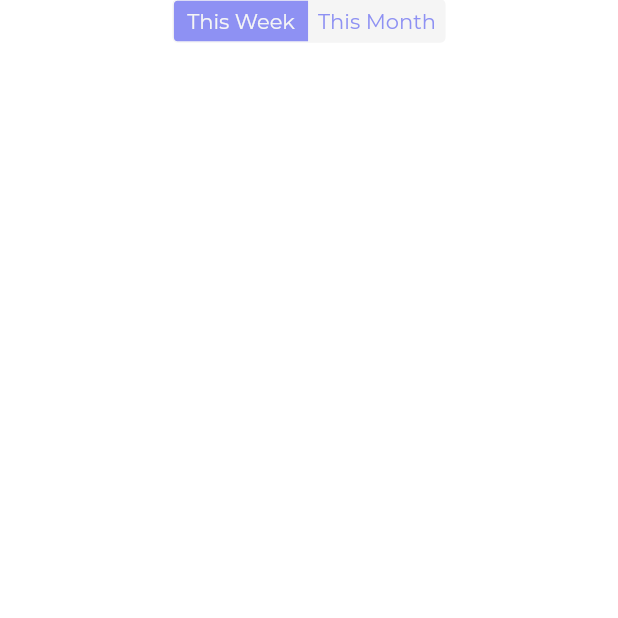
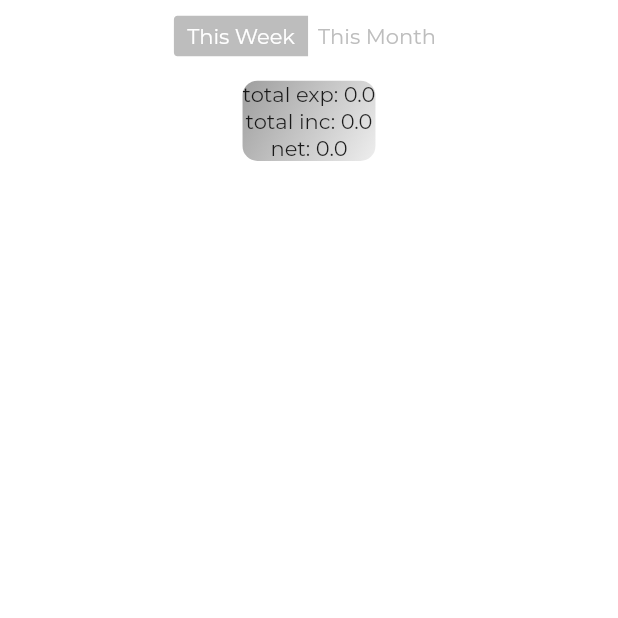
Before and after one commit to muhnee/muhnee_app, a Flutter app: the TransactionsPage screen opened directly, on a phone screen of 412 x 824 dp, the top half of it. Run offline on Flutter 3.47's test engine with Material 2 defaults, Android fonts, the phone set to English and light mode, and no system bars; our stand-ins replace awesome_dialog, bubble_bottom_bar, cloud_firestore, firebase_auth, flutter_spinkit, google_fonts and 1 more; accounts and stored records are empty.

Commit message:
summary section added

```diff
--- a/lib/pages/Home/ExpensePageSingleFile.dart
+++ b/lib/pages/Home/ExpensePageSingleFile.dart
@@ -436,7 +436,7 @@ class _expenseCategorySectionState extends State<expenseCategorySection> {
           children = <Widget>[
             NotificationCell(
               message: "Loading...",
-              messageColor: Colors.white,
+              messageColor: Colors.grey,
             )
           ];
         }
@@ -499,7 +499,7 @@ class _incomeCategorySectionState extends State<incomeCategorySection> {
           children = <Widget>[
             NotificationCell(
               message: "Loading...",
-              messageColor: Colors.white,
+              messageColor: Colors.grey,
             )
           ];
         }
--- a/lib/pages/Home/TransactionsPage.dart
+++ b/lib/pages/Home/TransactionsPage.dart
@@ -66,10 +66,13 @@ class _TransactionsPageState extends State<TransactionsPage> {
           //   ],
           // ),
 
-          CupertinoSegmentedControl<int>(
-            borderColor: Colors.grey[100],
-            selectedColor: Color(0xff8e91f3),
-            unselectedColor: Colors.grey[100],
+          Padding(
+            padding: EdgeInsets.only(bottom: 10, top: 10),
+            child: CupertinoSegmentedControl<int>(
+              borderColor: Colors.white,
+              // selectedColor: Color(0xff8e91f3),
+              selectedColor: Colors.grey[400],
+              unselectedColor: Colors.white,
               children: logoWidgets,
               onValueChanged: (int val) {
                 setState(() {
@@ -77,6 +80,7 @@ class _TransactionsPageState extends State<TransactionsPage> {
                 });
               },
               groupValue: curPageIndex,
+            ),
           ),
 
           Expanded(
@@ -88,7 +92,47 @@ class _TransactionsPageState extends State<TransactionsPage> {
               List<Widget> children;
 
               if (snapshot.hasData) {
+                var totalExp = 0.0;
+                var totalInc = 0.0;
+                var totalNet = 0.0;
+
+                for (var item in snapshot.data)
+                  item["type"] == "expense"
+                      ? totalExp += item["amount"]
+                      : totalInc += item["amount"];
+
+                totalNet = totalInc - totalExp;
+
                 children = <Widget>[
+                  Padding(
+                      padding: EdgeInsets.symmetric(
+                          vertical: SizeConfig.blockSizeVertical * 0.7),
+                      child: SizedBox(
+                        height: SizeConfig.blockSizeVertical * 6.5,
+                        child: InkWell(
+                          child: Container(
+                            decoration: BoxDecoration(
+                              borderRadius: BorderRadius.circular(10.0),
+                              gradient: LinearGradient(
+                                begin: Alignment.topLeft,
+                                end: Alignment.bottomRight,
+                                colors: [Colors.grey, Colors.grey[200]],
+                              ),
+                            ),
+                            child: Column(
+                              mainAxisAlignment: MainAxisAlignment.spaceBetween,
+                              children: <Widget>[
+                                Text("total exp: " + totalExp.toString()),
+                                Text("total inc: " + totalInc.toString()),
+                                Text("net: " + totalNet.toString())
+                              ],
+                            ),
+                          ),
+                          onTap: () {
+                            print("Transaction View Cell Pressed");
+                          },
+                        ),
+                      )),
                   Container(
                       child: Expanded(
                     child: ListView(
@@ -114,21 +158,10 @@ class _TransactionsPageState extends State<TransactionsPage> {
                     messageColor: Colors.red,
                   )
                 ];
-              }
-              //else if (snapshot.data.length < 1) {
-              //   children = <Widget>[
-              //     NotificationCell(
-              //       message: "Hmmm...Looks like you haven't recorded any transactions yet",
-              //       messageColor: Colors.blue,
-              //     )
-              //   ];
-              // }
-              else {
+              } else {
                 children = <Widget>[
                   NotificationCell(
-                    message: "Loading...",
-                    messageColor: Colors.orange,
-                  )
+                      message: "Loading...", messageColor: Colors.grey)
                 ];
               }
               return Center(
@@ -168,7 +201,7 @@ class _TransactionViewCellState extends State<TransactionViewCell> {
   Color cellColor1;
   Color cellColor2;
 
-  var cat; //! ISSUE IS THAT CAT IS AN ARRAY AND NOT A SINGLE ITEM
+  var cat;
   var tax;
 
   @override
@@ -177,15 +210,16 @@ class _TransactionViewCellState extends State<TransactionViewCell> {
       cellColor1 = Color(0xff90cb46);
       cellColor2 = Color(0xff9ed45b);
     } else {
-      cellColor1 = Color(0xffd01908);
-      cellColor2 = Color(0xffe43524);
+      cellColor1 = Color(0xffe52d27);
+      cellColor2 = Color(0xffff0844);
     }
 
     return Padding(
         padding:
-            EdgeInsets.symmetric(vertical: SizeConfig.blockSizeVertical * 1),
+            EdgeInsets.symmetric(vertical: SizeConfig.blockSizeVertical * 0.7),
         child: SizedBox(
-          height: SizeConfig.blockSizeVertical * 7,
+          height: SizeConfig.blockSizeVertical * 6.5,
+          child: InkWell(
             child: Container(
               decoration: BoxDecoration(
                 borderRadius: BorderRadius.circular(10.0),
@@ -217,51 +251,30 @@ class _TransactionViewCellState extends State<TransactionViewCell> {
                           style: GoogleFonts.varelaRound(
                             textStyle: TextStyle(
                                 letterSpacing: .5,
-                              fontSize: 30,
+                                fontSize: 25,
                                 color: Colors.white),
                           ),
                         ),
-
-                      // Text(
-                      //   "\$ ",
-                      //   style: TextStyle(color: Colors.grey[100], fontSize: 20),
-                      // ),
-                      // Text(
-                      //   widget.amountText,
-                      //   style: TextStyle(
-                      //       letterSpacing: .5,
-                      //       color: Colors.grey[100],
-                      //       fontSize: 30,
-                      //       fontWeight: FontWeight.bold),
-                      // ),
                       ],
                     ),
                   ),
-
-                 RaisedButton(
+                  Padding(
+                    padding: EdgeInsets.only(
+                        right: SizeConfig.blockSizeHorizontal * 3),
                     child: Text(
                       widget.category,
-                      style: TextStyle(color: Colors.white),
+                      style: TextStyle(
+                          color: Colors.white,
+                          fontSize: 15,
+                          fontWeight: FontWeight.w600),
                     ),
-                    color: Colors.grey[300],
-                    shape: RoundedRectangleBorder(
-                      borderRadius: BorderRadius.circular(10.0),
-                      //side: BorderSide(color: Colors.grey[200])
                   ),
-                    elevation: 0,
-                    onPressed: () {
-
-                      //nothing
-
-
-                    },
-                  ),
-
-
-
-
                 ],
               ),
+            ),
+            onTap: () {
+              print("Transaction View Cell Pressed");
+            },
           ),
         ));
   }
--- a/lib/utilities/FirestoreFunctions.dart
+++ b/lib/utilities/FirestoreFunctions.dart
@@ -118,7 +118,7 @@ void uploadTransaction(uAmount, uTransactionType, uSelectedCategories,
       .collection("transactions")
       .document()
       .setData({
-    "amount": int.parse(uAmount),
+    "amount": double.parse(uAmount),
     "type": uTransactionType,
     "category": uSelectedCategories,
     "taxDeductible": uIsTaxable,
```
Lines whose indentation alone changed are shown as unchanged.
